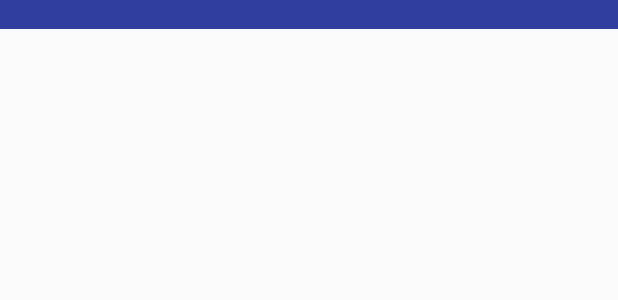
After one commit to Nitinrahgav/JKSales2, an Android app: the layout row_layout.xml on its own in the app's theme, with its tools: preview values and no code run, on a phone screen of 412 x 824 dp. The commit adds this screen. Shown: the top 300 px of the screen. Run offline under Robolectric (Android 15) with nearby library versions, the phone set to English and light mode, and no system bars.

Commit message:
New Commit

```diff
--- /dev/null
+++ b/app/src/main/res/layout/row_layout.xml
@@ -0,0 +1,14 @@
+<?xml version="1.0" encoding="utf-8"?>
+<LinearLayout xmlns:android="http://schemas.android.com/apk/res/android"
+    android:orientation="vertical"
+    android:background="@color/colorPrimaryDark"
+    android:layout_width="match_parent"
+    android:layout_height="wrap_content">
+    <TextView
+        android:id="@+id/tv_android"
+        android:layout_gravity="center"
+        android:textColor="#FFFFFF"
+        android:textStyle="bold"
+        android:layout_width="wrap_content"
+        android:layout_height="wrap_content" />
+</LinearLayout>
```
Also changed, not shown: app/src/main/java/com/jkpaper/jksales/Activity/MainActivity.java (+17 -0 lines), app/src/main/java/com/jkpaper/jksales/Adapters/MenuAdapter.java (added, +49 -0 lines), app/src/main/res/layout/activity_main.xml (+5 -4 lines).
